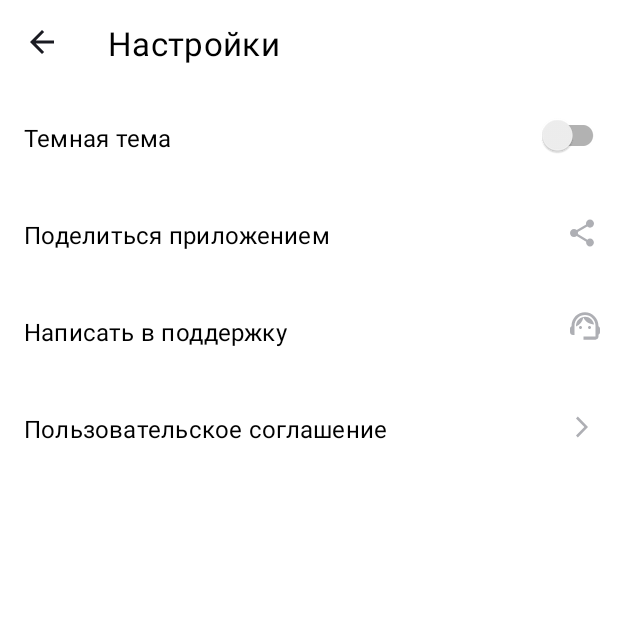
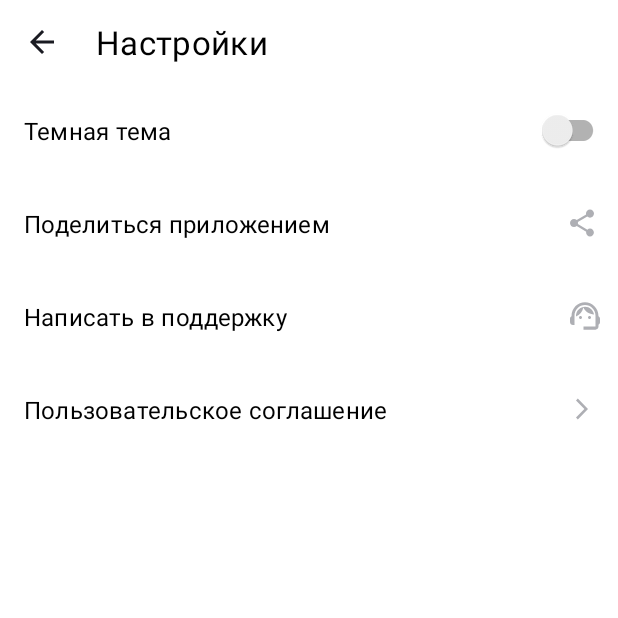
Before and after one commit to smirnovadev/PlaylistMaker, an Android app: the screen it shows after launch (SettingsActivity), after a tap on "Настройки", on a phone screen of 412 x 824 dp, the top half of it. Run offline under Robolectric (Android 15) with nearby library versions, the phone set to English and light mode, and no system bars.

Commit message:
Использовала View Binding Вынесла размеры в ресурсы

```diff
--- a/app/build.gradle
+++ b/app/build.gradle
@@ -30,6 +30,9 @@ android {
     kotlinOptions {
         jvmTarget = '1.8'
     }
+    viewBinding {
+        enabled = true
+    }
 }
 
 dependencies {
--- a/app/src/main/java/com/example/playlistmaker/MainActivity.kt
+++ b/app/src/main/java/com/example/playlistmaker/MainActivity.kt
@@ -2,31 +2,31 @@ package com.example.playlistmaker
 
 import android.content.Intent
 import android.os.Bundle
-import android.widget.Button
 import androidx.appcompat.app.AppCompatActivity
+import com.example.playlistmaker.databinding.ActivityMainBinding
 
 class MainActivity : AppCompatActivity() {
+    private lateinit var binding: ActivityMainBinding
     override fun onCreate(savedInstanceState: Bundle?) {
         super.onCreate(savedInstanceState)
-        setContentView(R.layout.activity_main)
-        val imageSearch = findViewById<Button>(R.id.search)
-        imageSearch.setOnClickListener{
+        binding = ActivityMainBinding.inflate(layoutInflater)
+        setContentView(binding.root)
+
+        // Теперь используйте объект binding для доступа к Button
+        binding.search.setOnClickListener {
             val searchIntent = Intent(this, SearchActivity::class.java)
             startActivity(searchIntent)
         }
 
-        val imageMusic = findViewById<Button>(R.id.music)
-        imageMusic.setOnClickListener{
+        binding.setting.setOnClickListener {
+            val settingIntent = Intent(this, SettingsActivity::class.java)
+            startActivity(settingIntent)
+        }
+
+        binding.music.setOnClickListener{
             val musicIntent = Intent(this, MusicActivity::class.java)
             startActivity(musicIntent)
         }
 
-        val imageSetting = findViewById<Button>(R.id.setting)
-        imageSetting.setOnClickListener{
-            val searchIntent = Intent(this, SettingsActivity::class.java)
-            startActivity(searchIntent)
-        }
-
-
     }
 }
--- a/app/src/main/java/com/example/playlistmaker/SettingsActivity.kt
+++ b/app/src/main/java/com/example/playlistmaker/SettingsActivity.kt
@@ -1,17 +1,19 @@
 package com.example.playlistmaker
 
+import android.content.Intent
 import android.os.Bundle
-import android.widget.ImageButton
 import androidx.appcompat.app.AppCompatActivity
+import com.example.playlistmaker.databinding.ActivitySettingsBinding
 
 class SettingsActivity : AppCompatActivity() {
+    private lateinit var binding: ActivitySettingsBinding
     override fun onCreate(savedInstanceState: Bundle?) {
         super.onCreate(savedInstanceState)
-        setContentView(R.layout.activity_settings)
-
-        val backButton = findViewById<ImageButton>(R.id.back)
-        backButton.setOnClickListener {
-            finish()
+        binding = ActivitySettingsBinding.inflate(layoutInflater)
+        setContentView(binding.root)
+        binding.back.setOnClickListener{
+            val backIntent = Intent(this, MainActivity::class.java)
+            startActivity(backIntent)
         }
     }
 }
--- a/app/src/main/res/layout/activity_settings.xml
+++ b/app/src/main/res/layout/activity_settings.xml
@@ -7,7 +7,7 @@
 
     <LinearLayout
         android:layout_width="match_parent"
-        android:layout_height="wrap_content"
+        android:layout_height="56dp"
         android:backgroundTint="@color/white"
         android:orientation="horizontal">
 
@@ -15,7 +15,8 @@
             android:id="@+id/back"
             android:layout_width="wrap_content"
             android:layout_height="wrap_content"
-            android:layout_margin="4dp"
+            android:layout_gravity="center_vertical"
+            android:layout_marginStart="4dp"
             android:background="@android:color/transparent"
             android:padding="12dp"
             android:contentDescription="@string/back_button_content_desc"
@@ -24,13 +25,9 @@
         <TextView
             android:layout_width="wrap_content"
             android:layout_height="wrap_content"
-            android:layout_margin="4dp"
-            android:layout_marginEnd="52dp"
+            android:layout_gravity="center_vertical"
             android:letterSpacing="0.01"
-            android:paddingStart="12dp"
-            android:paddingTop="10dp"
-            android:paddingEnd="86dp"
-            android:paddingBottom="12dp"
+            android:padding="12dp"
             android:text="@string/Setting"
             android:textAllCaps="false"
             android:textColor="@color/black"
@@ -49,9 +46,8 @@
             android:layout_width="wrap_content"
             android:layout_height="wrap_content"
             android:letterSpacing="0.01"
-            android:paddingHorizontal="16dp"
-            android:paddingTop="21dp"
-            android:paddingBottom="21dp"
+            android:paddingHorizontal="@dimen/padding_horizontal__settings_menu_option"
+            android:paddingVertical="@dimen/padding_vertical__settings_menu_option"
             android:text="@string/dark_theme"
             android:textAllCaps="false"
             android:textColor="@color/black"
@@ -59,9 +55,8 @@
 
         <androidx.appcompat.widget.SwitchCompat
             android:layout_width="wrap_content"
-            android:layout_height="wrap_content"
-            android:layout_gravity="end"
-            android:paddingVertical="21dp"
+            android:layout_height="match_parent"
+            android:layout_gravity="end|center_vertical"
             android:paddingHorizontal="6dp" />
 
     </FrameLayout>
@@ -75,9 +70,8 @@
             android:layout_width="wrap_content"
             android:layout_height="wrap_content"
             android:letterSpacing="0.01"
-            android:paddingHorizontal="16dp"
-            android:paddingTop="21dp"
-            android:paddingBottom="21dp"
+            android:paddingHorizontal="@dimen/padding_horizontal__settings_menu_option"
+            android:paddingVertical="@dimen/padding_vertical__settings_menu_option"
             android:text="@string/Share_app"
             android:textAllCaps="false"
             android:textColor="@color/black"
@@ -86,11 +80,9 @@
         <ImageView
             android:layout_width="wrap_content"
             android:layout_height="wrap_content"
-            android:layout_gravity="end"
-            android:layout_marginTop="19dp"
-            android:layout_marginEnd="12dp"
+            android:layout_gravity="center_vertical|end"
+            android:padding="@dimen/settings_option_button_padding"
             android:contentDescription="@string/share_button_content_desc"
-            android:layout_marginBottom="18dp"
             android:src="@drawable/ic_share" />
     </FrameLayout>
 
@@ -103,9 +95,8 @@
             android:layout_width="wrap_content"
             android:layout_height="wrap_content"
             android:letterSpacing="0.01"
-            android:paddingHorizontal="16dp"
-            android:paddingTop="21dp"
-            android:paddingBottom="21dp"
+            android:paddingHorizontal="@dimen/padding_horizontal__settings_menu_option"
+            android:paddingVertical="@dimen/padding_vertical__settings_menu_option"
             android:text="@string/Write_to_support"
             android:textAllCaps="false"
             android:textColor="@color/black"
@@ -114,11 +105,9 @@
         <ImageView
             android:layout_width="wrap_content"
             android:layout_height="wrap_content"
-            android:layout_gravity="end"
+            android:layout_gravity="center_vertical|end"
             android:contentDescription="@string/contact_support_content_desc"
-            android:layout_marginTop="19dp"
-            android:layout_marginEnd="12dp"
-            android:layout_marginBottom="18dp"
+            android:padding="@dimen/settings_option_button_padding"
             android:src="@drawable/ic_support" />
     </FrameLayout>
 
@@ -131,9 +120,8 @@
             android:layout_width="wrap_content"
             android:layout_height="wrap_content"
             android:letterSpacing="0.01"
-            android:paddingHorizontal="16dp"
-            android:paddingTop="21dp"
-            android:paddingBottom="21dp"
+            android:paddingHorizontal="@dimen/padding_horizontal__settings_menu_option"
+            android:paddingVertical="@dimen/padding_vertical__settings_menu_option"
             android:text="@string/Terms_of_use"
             android:textAllCaps="false"
             android:textColor="@color/black"
@@ -142,11 +130,9 @@
         <ImageButton
             android:layout_width="wrap_content"
             android:layout_height="wrap_content"
-            android:layout_gravity="end"
+            android:layout_gravity="center_vertical|end"
             android:contentDescription="@string/license_agreement_content_desc"
-            android:layout_marginTop="19dp"
-            android:layout_marginEnd="12dp"
-            android:layout_marginBottom="18dp"
+            android:padding="@dimen/settings_option_button_padding"
             android:background="@color/white"
             android:src="@drawable/ic_next" />
     </FrameLayout>
--- /dev/null
+++ b/app/src/main/res/values/dimens.xml
@@ -0,0 +1,10 @@
+<?xml version="1.0" encoding="utf-8"?>
+<resources>
+    <dimen name="padding_horizontal__settings_menu_option">16dp</dimen>
+    <dimen name="padding_vertical__settings_menu_option">20dp</dimen>
+    <dimen name="settings_option_button_padding">12dp</dimen>
+    <dimen name="button_marginStart_main">16dp</dimen>
+    <dimen name="button_margin_end_main">16dp</dimen>
+    <dimen name="button_radius_main">16dp</dimen>
+    <dimen name="button_padding_main">8dp</dimen>
+</resources>
```
Also changed, not shown: app/src/main/res/layout/activity_main.xml (+15 -13 lines), 1 other file.
